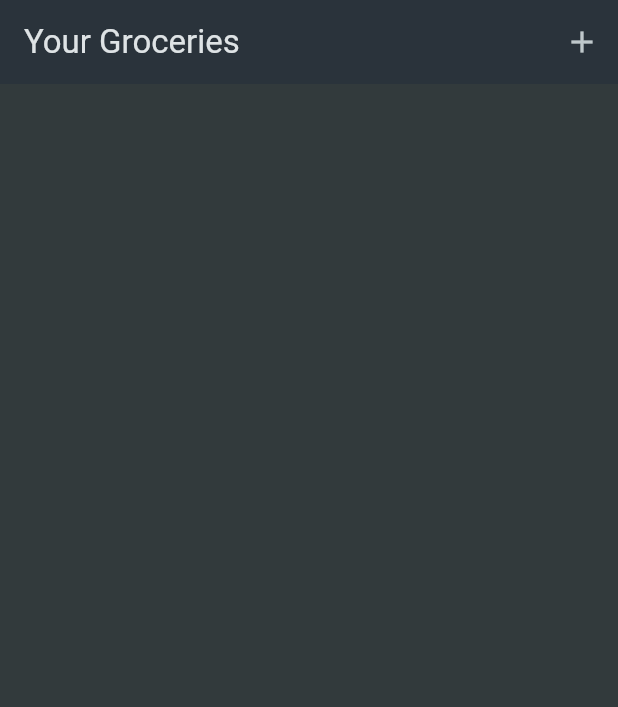
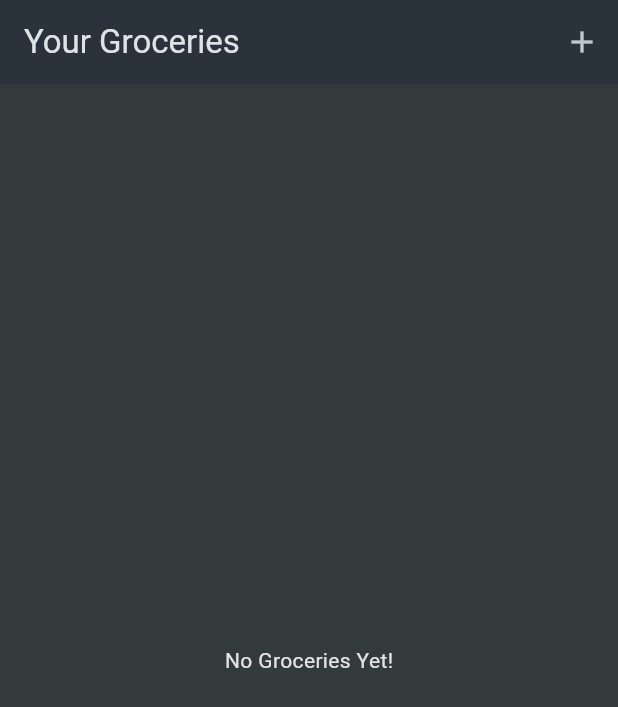
Before and after one commit to sharshv2012/shopping_app, a Flutter app: the screen it shows after launch, on a phone screen of 412 x 824 dp. Shown: the top 707 px of the screen. Run offline on Flutter 3.47's test engine with Material 3 defaults, Android fonts, the phone set to English and light mode, and no system bars.

Commit message:
Commit 7: Added dissmisble and fallback content on the grocery items screen : )

```diff
--- a/lib/widget/grocery_list.dart
+++ b/lib/widget/grocery_list.dart
@@ -29,6 +29,33 @@ class _GroceryListState extends State<GroceryList> {
 
   @override
   Widget build(BuildContext context) {
+
+    Widget content = const Center(
+      child: Text("No Groceries Yet!")
+    );
+
+    if(_groceryItems.isNotEmpty){
+      content = ListView.builder(
+        itemCount: _groceryItems
+            .length, // so flutter knows how often the builder will be called.
+        itemBuilder: (context, index) => Dismissible(
+          onDismissed: (direction) => setState(() {
+            _groceryItems.removeAt(index);
+          }),
+          key: ValueKey(_groceryItems[index].id),
+          child: ListTile(
+            title: Text(_groceryItems[index].name),
+            leading: Container(
+              width: 24,
+              height: 24,
+              color: _groceryItems[index].category.color,
+            ),
+            trailing: Text(_groceryItems[index].quantity.toString()),
+          ),
+        ),
+      );
+    }
+
     return Scaffold(
       appBar: AppBar(
         title: const Text('Your Groceries'),
@@ -38,19 +65,7 @@ class _GroceryListState extends State<GroceryList> {
             onPressed: _addItem
           ),],
       ),
-      body: ListView.builder(
-        itemCount: _groceryItems
-            .length, // so flutter knows how often the builder will be called.
-        itemBuilder: (context, index) => ListTile(
-          title: Text(_groceryItems[index].name),
-          leading: Container(
-            width: 24,
-            height: 24,
-            color: _groceryItems[index].category.color,
-          ),
-          trailing: Text(_groceryItems[index].quantity.toString()),
-        ),
-      ),
+      body: content,
     );
   }
 }
```
